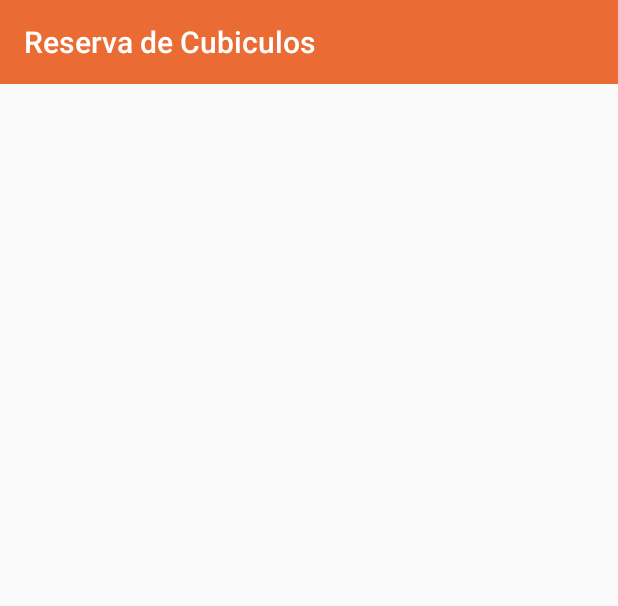
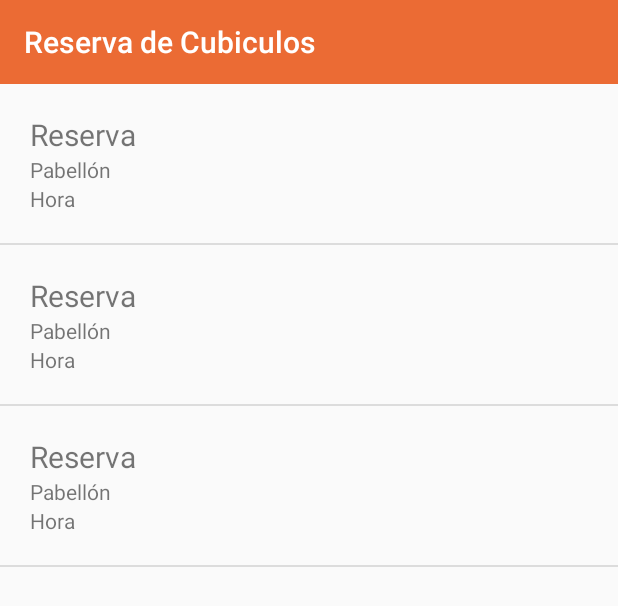
Before and after one commit to jxuaxn/CubiculosUlima, an Android app: the layout activity_home.xml on its own in the app's theme, with its tools: preview values and no code run, on a phone screen of 412 x 824 dp. Shown: the top 606 px of the screen. Run offline under Robolectric (Android 15) with nearby library versions, the phone set to English and light mode, and no system bars.

Commit message:
Adapter List

```diff
--- a/app/src/main/res/layout/activity_home.xml
+++ b/app/src/main/res/layout/activity_home.xml
@@ -16,4 +16,10 @@
         app:title="Reserva de Cubiculos"
         />
 
+    <ListView
+        android:id="@+id/lviReservas"
+        android:layout_width="match_parent"
+        android:layout_height="match_parent"
+        tools:listitem="@layout/item_reserva"/>
+
 </LinearLayout>
--- /dev/null
+++ b/app/src/main/res/layout/item_reserva.xml
@@ -0,0 +1,24 @@
+<?xml version="1.0" encoding="utf-8"?>
+<RelativeLayout xmlns:android="http://schemas.android.com/apk/res/android"
+    android:layout_width="match_parent"
+    android:layout_height="match_parent"
+    android:padding="20dp">
+    <TextView
+        android:id="@+id/tviFechaReserva"
+        android:layout_width="wrap_content"
+        android:layout_height="wrap_content"
+        android:textSize="20sp"
+        android:text="Reserva"/>
+    <TextView
+        android:id="@+id/tviNumeroCubiculo"
+        android:layout_width="wrap_content"
+        android:layout_height="wrap_content"
+        android:text="Pabellón"
+        android:layout_below="@id/tviFechaReserva"/>
+    <TextView
+        android:id="@+id/tviHoraReserva"
+        android:layout_width="wrap_content"
+        android:layout_height="wrap_content"
+        android:text="Hora"
+        android:layout_below="@id/tviNumeroCubiculo" />
+</RelativeLayout>
```
Also changed, not shown: app/src/main/java/pe/edu/ulima/reservacubiculos/HomeActivity.kt (+10 -19 lines), app/src/main/java/pe/edu/ulima/reservacubiculos/adapters/ListadoReservasAdapter.kt (added, +66 -0 lines), app/src/main/java/pe/edu/ulima/reservacubiculos/model/dao/dao.kt (+13 -16 lines).
